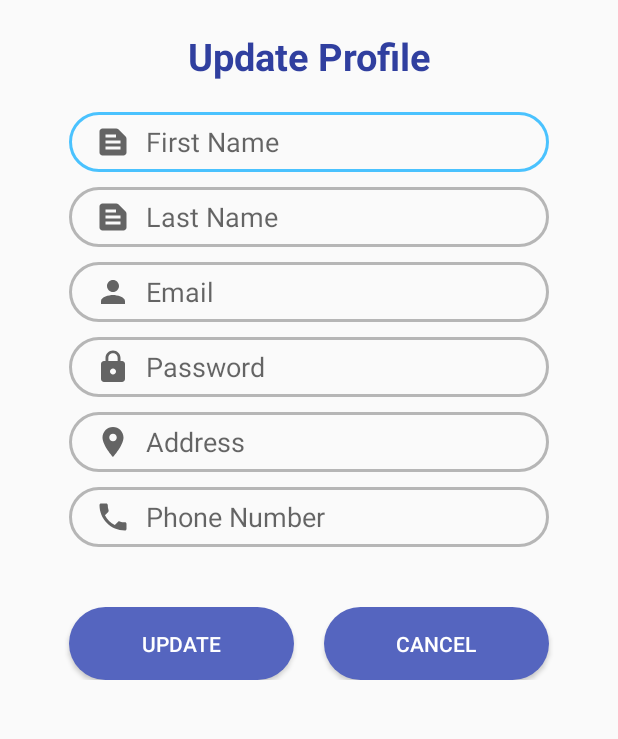
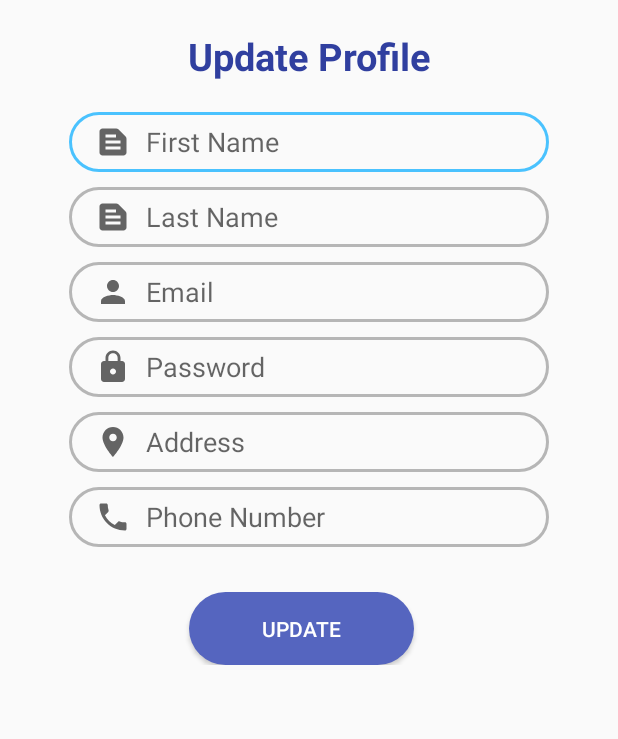
Before and after one commit to quangIT210199/Android-BTL, an Android app: the EditProfileActivity screen opened directly, with no data from a screen before it, on a phone screen of 412 x 824 dp, the part 300-1039 px from its top. Run offline under Robolectric (Android 15) with nearby library versions, the phone set to English and light mode, and no system bars; our stand-ins replace CircleImageView; libraries missing offline, so code that uses them is left out: com.gun0912.tedpermission, gun0912.tedbottompicker; network calls fail; pictures from the network do not load; 6 statements that could not run were skipped.

Commit message:
Code home nua

```diff
--- a/app/src/main/java/com/example/nguyenvanquang_b17dcat148/EditProfileActivity.java
+++ b/app/src/main/java/com/example/nguyenvanquang_b17dcat148/EditProfileActivity.java
@@ -62,13 +62,6 @@ public class EditProfileActivity extends AppCompatActivity {
         User user = (User) intent.getSerializableExtra("user");
 
         setProfileUser(user);
-
-        binding.btCancel.setOnClickListener(new View.OnClickListener() {
-            @Override
-            public void onClick(View v) {
-                onBackPressed();
-            }
-        });
 
         handlingFAB();
 
--- a/app/src/main/java/com/example/nguyenvanquang_b17dcat148/MainActivity.java
+++ b/app/src/main/java/com/example/nguyenvanquang_b17dcat148/MainActivity.java
@@ -101,6 +101,7 @@ public class MainActivity extends AppCompatActivity {
         });
 
         viewPager.setAdapter(adapter);
+        viewPager.setCurrentItem(0);
 
         viewPager.addOnPageChangeListener(new ViewPager.OnPageChangeListener() {
             @Override
--- a/app/src/main/java/com/example/nguyenvanquang_b17dcat148/fragment/ProductFragment.java
+++ b/app/src/main/java/com/example/nguyenvanquang_b17dcat148/fragment/ProductFragment.java
@@ -90,11 +90,11 @@ public class ProductFragment extends Fragment {
         mainActivity = (MainActivity) getActivity();
 
         rcvProduct = mView.findViewById(R.id.rcv_product);
-        LinearLayoutManager linearLayoutManager = new LinearLayoutManager(mainActivity);
+//        LinearLayoutManager linearLayoutManager = new LinearLayoutManager(mainActivity);
         // Set layout
-//        StaggeredGridLayoutManager gridLayoutManager = new StaggeredGridLayoutManager(2, StaggeredGridLayoutManager.VERTICAL);
+        StaggeredGridLayoutManager gridLayoutManager = new StaggeredGridLayoutManager(2, StaggeredGridLayoutManager.VERTICAL);
 
-        rcvProduct.setLayoutManager(linearLayoutManager);
+        rcvProduct.setLayoutManager(gridLayoutManager);
         StrictMode.ThreadPolicy policy = new StrictMode.ThreadPolicy.Builder().permitAll().build();
         StrictMode.setThreadPolicy(policy);
 
--- a/app/src/main/res/layout/activity_edit_profile.xml
+++ b/app/src/main/res/layout/activity_edit_profile.xml
@@ -171,7 +171,7 @@
                     </LinearLayout>
                     <LinearLayout
                         android:gravity="center"
-                        android:layout_marginTop="30dp"
+                        android:layout_marginTop="20dp"
                         android:layout_marginBottom="30dp"
                         android:orientation="horizontal"
                         android:layout_width="match_parent"
@@ -186,16 +186,6 @@
                             android:background="@drawable/buttonstyle"
                             android:text="Update"
                             android:textColor="#fff"/>
-
-                        <Button
-                            android:id="@+id/bt_cancel"
-                            android:layout_marginStart="10dp"
-                            android:layout_width="150dp"
-                            android:layout_height="wrap_content"
-                            android:layout_gravity="center_horizontal"
-                            android:background="@drawable/buttonstyle"
-                            android:text="Cancel"
-                            android:textColor="#fff" />
                     </LinearLayout>
                 </LinearLayout>
             </LinearLayout>
```
Also changed, not shown: app/src/main/java/com/example/nguyenvanquang_b17dcat148/fragment/ProfileFragment.java (+5 -6 lines), app/src/main/res/layout/fragment_product.xml (+8 -6 lines).
